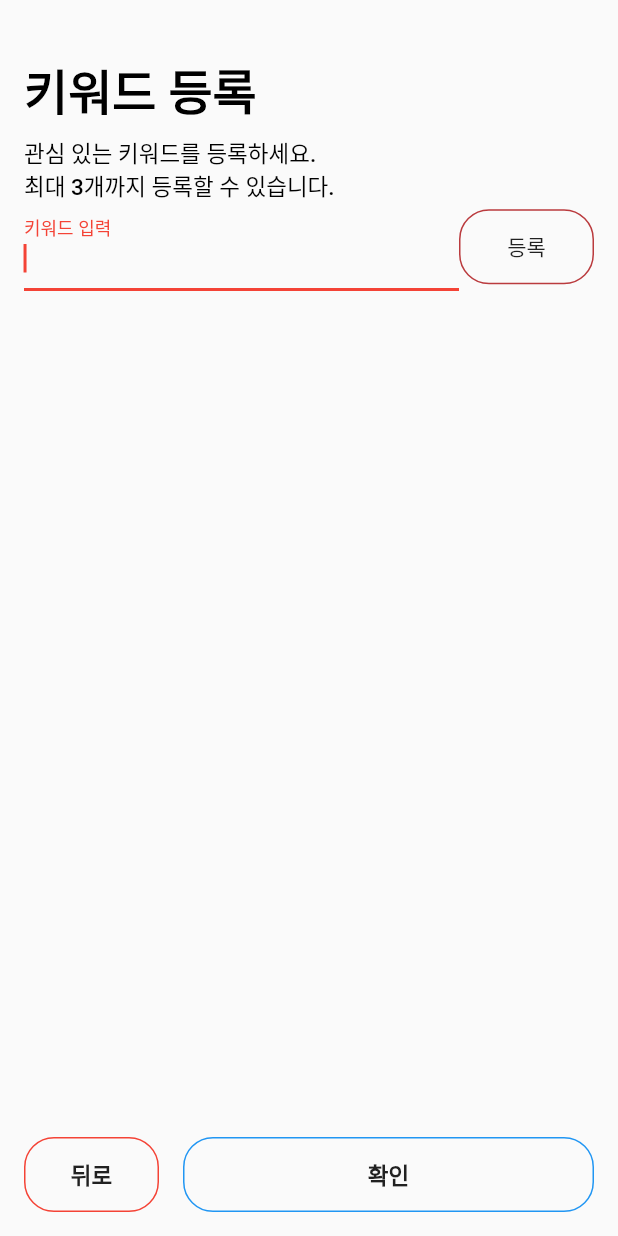
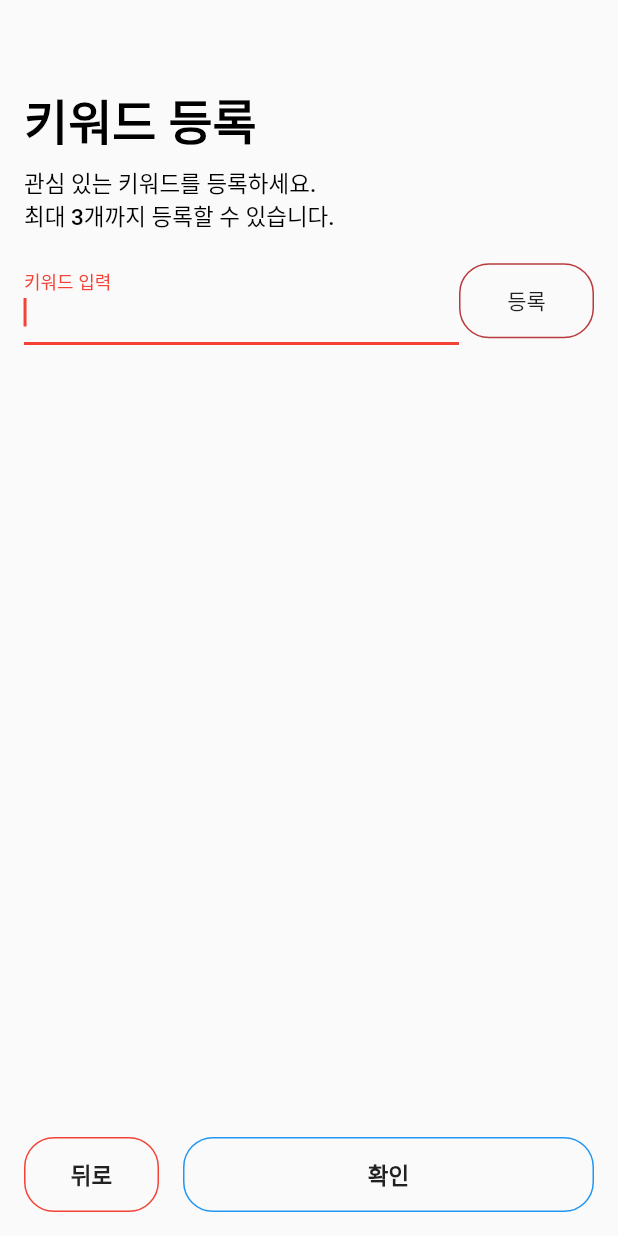
Before and after one commit to presto95/UniTice_Flutter, a Flutter app: the screen it shows after launch, scrolled down 576 dp, after a tap on "확인", on a phone screen of 412 x 824 dp. Run offline on Flutter 3.47's test engine with Material 2 defaults, Android fonts, the phone set to English and light mode, and no system bars; our stand-ins replace shared_preferences; missing offline and left inert: flutter_email_sender.

Commit message:
Write UI - 5

```diff
--- a/lib/page/entry_page.dart
+++ b/lib/page/entry_page.dart
@@ -5,7 +5,11 @@ class EntryPage extends StatelessWidget {
   @override
   Widget build(BuildContext context) {
     _presentMainPage(context);
-    return Container();
+    return Scaffold(
+      body: Container(
+        color: Colors.white,
+      ),
+    );
   }
 
   void _presentMainPage(BuildContext context) async {
--- a/lib/page/main/main_page.dart
+++ b/lib/page/main/main_page.dart
@@ -19,7 +19,6 @@ class _MainPageState extends State<MainPage> {
 
   @override
   Widget build(BuildContext context) {
-    ScrapService().initiate();
     return Scaffold(
       appBar: AppBar(
         automaticallyImplyLeading: false,
--- a/lib/page/main/setting_page.dart
+++ b/lib/page/main/setting_page.dart
@@ -18,6 +18,7 @@ class SettingPage extends StatelessWidget {
               _buildSecondSection(context),
               Divider(),
               _buildThirdSection(),
+              Divider(),
             ],
           )
         ],
@@ -96,6 +97,6 @@ class SettingPage extends StatelessWidget {
     final email = Email(
       recipients: const ["yoohan95@gmail.com"],
     );
-    FlutterEmailSender.send(email).then((_) {});
+    FlutterEmailSender.send(email).then((_) {}).catchError((error) {});
   }
 }
--- a/lib/page/start/register_keyword_page.dart
+++ b/lib/page/start/register_keyword_page.dart
@@ -19,12 +19,13 @@ class _RegisterKeywordPageState extends State<RegisterKeywordPage>
       onTap: () => FocusScope.of(context).requestFocus(FocusNode()),
       child: Scaffold(
         body: SafeArea(
-          minimum: EdgeInsets.all(16),
+          minimum: const EdgeInsets.all(16),
           child: Column(
             crossAxisAlignment: CrossAxisAlignment.start,
             children: <Widget>[
-              SizedBox(height: 20),
+              SizedBox(height: 40),
               _buildPageInformationTexts(),
+              SizedBox(height: 16),
               Flexible(
                 child: Column(
                   crossAxisAlignment: CrossAxisAlignment.center,
@@ -55,17 +56,23 @@ class _RegisterKeywordPageState extends State<RegisterKeywordPage>
   }
 
   Widget _buildTextFieldRow(BuildContext context) {
+    final textEditingController = TextEditingController();
     return Row(
       children: <Widget>[
         Flexible(
           child: TextField(
+            controller: textEditingController,
             autofocus: true,
             decoration: InputDecoration(
               labelText: "키워드 입력",
             ),
             keyboardType: TextInputType.text,
             onChanged: (text) => currentKeyword = text,
-            onSubmitted: (text) => _registerKeyword(context, text),
+            onSubmitted: (text) {
+              _registerKeyword(context, text);
+              currentKeyword = "";
+              textEditingController.text = null;
+            },
           ),
         ),
         Container(
@@ -78,9 +85,12 @@ class _RegisterKeywordPageState extends State<RegisterKeywordPage>
             borderRadius: BorderRadius.circular(20),
           ),
           child: FlatButton(
-            child: Text("등록"),
-            onPressed: () => _registerKeyword(context, currentKeyword),
-          ),
+              child: Text("등록"),
+              onPressed: () {
+                _registerKeyword(context, currentKeyword);
+                currentKeyword = "";
+                textEditingController.text = null;
+              }),
         ),
       ],
     );
@@ -91,7 +101,7 @@ class _RegisterKeywordPageState extends State<RegisterKeywordPage>
       return Column(
         children: <Widget>[
           Container(
-            padding: EdgeInsets.symmetric(
+            padding: const EdgeInsets.symmetric(
               horizontal: 32,
               vertical: 16,
             ),
@@ -118,7 +128,7 @@ class _RegisterKeywordPageState extends State<RegisterKeywordPage>
     }).toList();
     return Expanded(
       child: SingleChildScrollView(
-        padding: EdgeInsets.only(top: 16),
+        padding: const EdgeInsets.only(top: 16),
         child: Column(
           children: registeredKeywords,
         ),
--- a/lib/page/start/register_university_page.dart
+++ b/lib/page/start/register_university_page.dart
@@ -24,7 +24,7 @@ class _RegisterUniversityPageState extends State<RegisterUniversityPage>
         child: Column(
           crossAxisAlignment: CrossAxisAlignment.start,
           children: <Widget>[
-            SizedBox(height: 20),
+            SizedBox(height: 40),
             _buildPageInformationTexts(),
             _buildUniversityPickerView(),
             Builder(builder: (context) => _buildButtonsContainer(context)),
```
Also changed, not shown: lib/page/setting/change_keyword_page.dart (+38 -2 lines), lib/page/start/confirm_page.dart (+5 -7 lines).
